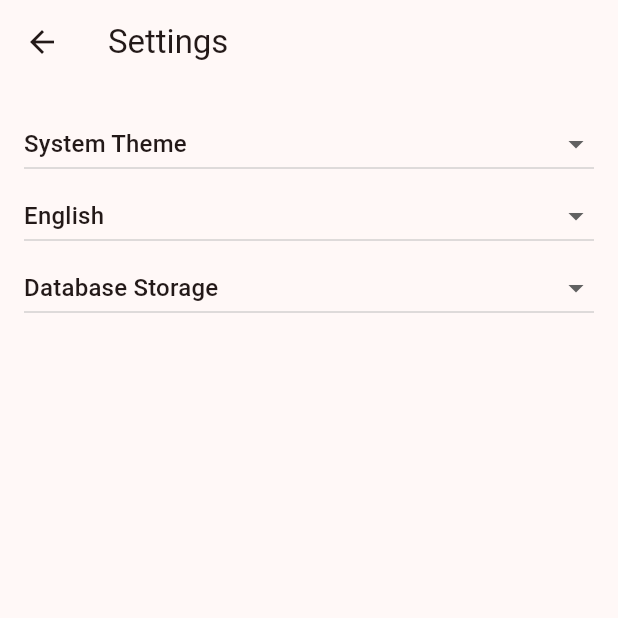
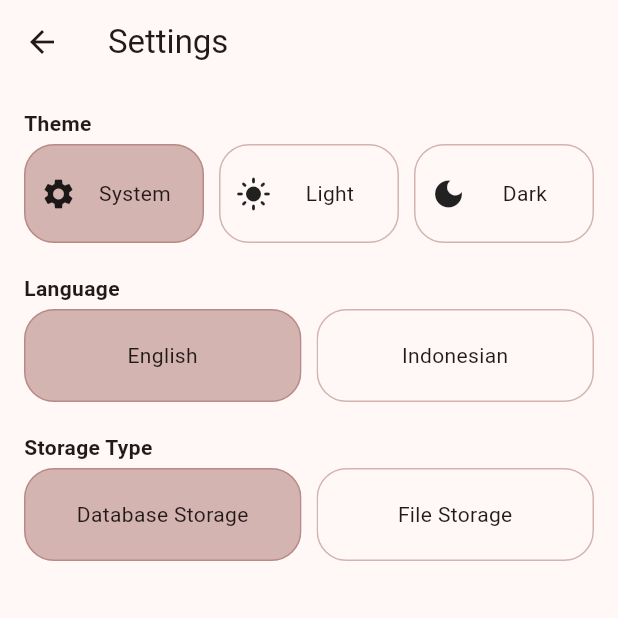
Before and after one commit to bintangbind9/visual_calculator, a Flutter app: the SettingsView screen opened by its route, on a phone screen of 412 x 824 dp, the top half of it. Run offline on Flutter 3.47's test engine with Material 3 defaults, Android fonts, the phone set to English and light mode, and no system bars; our stand-ins replace file_picker, flutter_bloc, get_it, go_router, image_picker, math_expressions and 2 more; missing offline and left inert: encrypt, google_mlkit_text_recognition; accounts and stored records are empty; generated files the repository leaves out were written again; statements that could not run were skipped.

Commit message:
Improve Setting View

```diff
--- a/lib/src/localization/app_en.arb
+++ b/lib/src/localization/app_en.arb
@@ -4,8 +4,11 @@
     "description": "The title of the application"
   },
   "settings": "Settings",
+  "system": "System",
   "systemTheme": "System Theme",
+  "light": "Light",
   "lightTheme": "Light Theme",
+  "dark": "Dark",
   "darkTheme": "Dark Theme",
   "english": "English",
   "indonesian": "Indonesian",
@@ -22,6 +25,8 @@
   "storageType": "Storage Type",
   "databaseStorage": "Database Storage",
   "fileStorage": "File Storage",
+  "theme": "Theme",
+  "language": "Language",
   "couldNotCreateCalculationHistory": "Could Not Add Calculation History.",
   "couldNotGetCalculationHistory": "Could Not Get Calculation History.",
   "couldNotGetAllCalculationHistory": "Could Not Get All Calculation Histories.",
--- a/lib/src/localization/app_id.arb
+++ b/lib/src/localization/app_id.arb
@@ -4,8 +4,11 @@
     "description": "The title of the application"
   },
   "settings": "Pengaturan",
+  "system": "Sistem",
   "systemTheme": "Tema Sistem",
+  "light": "Terang",
   "lightTheme": "Tema Terang",
+  "dark": "Gelap",
   "darkTheme": "Tema Gelap",
   "english": "Inggris",
   "indonesian": "Bahasa Indonesia",
@@ -22,6 +25,8 @@
   "storageType": "Tipe Penyimpanan",
   "databaseStorage": "Penyimpanan Basis Data",
   "fileStorage": "Penyimpanan Berkas",
+  "theme": "Tema",
+  "language": "Bahasa",
   "couldNotCreateCalculationHistory": "Tidak bisa menambahkan riwayat perhitungan.",
   "couldNotGetCalculationHistory": "Tidak bisa mendapatkan riwayat perhitungan.",
   "couldNotGetAllCalculationHistory": "Tidak bisa mendapatkan semua riwayat perhitungan.",
--- a/lib/src/presentation/view/home/home_view.dart
+++ b/lib/src/presentation/view/home/home_view.dart
@@ -206,7 +206,7 @@ class HomeView extends StatelessWidget {
 
       GetIt.I<LoadingScreen>().show(
         context: context,
-        text: context.local.loading,
+        text: context.local.calculating,
       );
 
       text = await scanText(xFile);
--- a/lib/src/presentation/view/settings/settings_view.dart
+++ b/lib/src/presentation/view/settings/settings_view.dart
@@ -13,6 +13,8 @@ import '../../bloc/calculation_history/calculation_history_bloc.dart';
 import '../../bloc/locale/locale_bloc.dart';
 import '../../bloc/storage_type/storage_type_bloc.dart';
 import '../../bloc/theme_mode/theme_mode_bloc.dart';
+import '../../widget/custom_option_item.dart';
+import '../../widget/general_section.dart';
 
 class SettingsView extends StatelessWidget {
   const SettingsView({super.key});
@@ -30,80 +32,173 @@ class SettingsView extends StatelessWidget {
           mainAxisAlignment: MainAxisAlignment.center,
           crossAxisAlignment: CrossAxisAlignment.center,
           children: [
-            BlocBuilder<ThemeModeBloc, ThemeMode>(
+            GeneralSection(
+              name: context.local.theme,
+              content: BlocBuilder<ThemeModeBloc, ThemeMode>(
                 builder: (context, themeMode) {
-                return DropdownButton<ThemeMode>(
-                  isExpanded: true,
-                  value: themeMode,
-                  onChanged: (newThemeMode) async {
-                    if (newThemeMode == null) return;
-                    if (themeMode == newThemeMode) return;
+                  return Row(
+                    mainAxisAlignment: MainAxisAlignment.spaceAround,
+                    children: [
+                      Expanded(
+                        child: CustomOptionItem(
+                          isTextExpanded: true,
+                          text: context.local.system,
+                          icon: Icons.settings,
+                          isSelected: themeMode == ThemeMode.system,
+                          onTap: () async {
+                            if (themeMode == ThemeMode.system) return;
+                            await updateThemeMode(context, ThemeMode.system);
+                          },
+                        ),
+                      ),
+                      const SizedBox(width: 10),
+                      Expanded(
+                        child: CustomOptionItem(
+                          isTextExpanded: true,
+                          text: context.local.light,
+                          icon: Icons.light_mode,
+                          isSelected: themeMode == ThemeMode.light,
+                          onTap: () async {
+                            if (themeMode == ThemeMode.light) return;
+                            await updateThemeMode(context, ThemeMode.light);
+                          },
+                        ),
+                      ),
+                      const SizedBox(width: 10),
+                      Expanded(
+                        child: CustomOptionItem(
+                          isTextExpanded: true,
+                          text: context.local.dark,
+                          icon: Icons.dark_mode,
+                          isSelected: themeMode == ThemeMode.dark,
+                          onTap: () async {
+                            if (themeMode == ThemeMode.dark) return;
+                            await updateThemeMode(context, ThemeMode.dark);
+                          },
+                        ),
+                      ),
+                    ],
+                  );
+                },
+              ),
+            ),
+            const SizedBox(height: 20),
+            GeneralSection(
+              name: context.local.language,
+              content: BlocBuilder<LocaleBloc, Locale>(
+                builder: (context, locale) {
+                  return Row(
+                    mainAxisAlignment: MainAxisAlignment.spaceAround,
+                    children: [
+                      Expanded(
+                        child: CustomOptionItem(
+                          isTextExpanded: true,
+                          text: context.local.english,
+                          isSelected: locale.languageCode == 'en',
+                          onTap: () async {
+                            if (locale.languageCode == 'en') return;
+                            await updateLocale(context, const Locale('en'));
+                          },
+                        ),
+                      ),
+                      const SizedBox(width: 10),
+                      Expanded(
+                        child: CustomOptionItem(
+                          isTextExpanded: true,
+                          text: context.local.indonesian,
+                          isSelected: locale.languageCode == 'id',
+                          onTap: () async {
+                            if (locale.languageCode == 'id') return;
+                            await updateLocale(context, const Locale('id'));
+                          },
+                        ),
+                      ),
+                    ],
+                  );
+                },
+              ),
+            ),
+            const SizedBox(height: 20),
+            GeneralSection(
+              name: context.local.storageType,
+              content: BlocBuilder<StorageTypeBloc, StorageType>(
+                builder: (context, storageType) {
+                  return Row(
+                    mainAxisAlignment: MainAxisAlignment.spaceAround,
+                    children: [
+                      Expanded(
+                        child: CustomOptionItem(
+                          isTextExpanded: true,
+                          text: context.local.databaseStorage,
+                          isSelected: storageType == StorageType.database,
+                          onTap: () async {
+                            if (storageType == StorageType.database) return;
+                            await updateStorageType(
+                              context,
+                              StorageType.database,
+                            );
+                          },
+                        ),
+                      ),
+                      const SizedBox(width: 10),
+                      Expanded(
+                        child: CustomOptionItem(
+                          isTextExpanded: true,
+                          text: context.local.fileStorage,
+                          isSelected: storageType == StorageType.file,
+                          onTap: () async {
+                            if (storageType == StorageType.file) return;
+                            await updateStorageType(context, StorageType.file);
+                          },
+                        ),
+                      ),
+                    ],
+                  );
+                },
+              ),
+            ),
+          ],
+        ),
+      ),
+    );
+  }
+
+  void setCalculationHistories(
+    BuildContext context,
+    List<CalculationHistory> calculationHistories,
+  ) {
     context
-                        .read<ThemeModeBloc>()
-                        .add(UpdateThemeMode(themeMode: newThemeMode));
+        .read<CalculationHistoryBloc>()
+        .add(SetCalculationHistory(calculationHistories: calculationHistories));
+  }
+
+  Future<void> updateThemeMode(
+    BuildContext context,
+    ThemeMode newThemeMode,
+  ) async {
+    context.read<ThemeModeBloc>().add(UpdateThemeMode(themeMode: newThemeMode));
 
     final prefs = await SharedPreferences.getInstance();
     await prefs.setString(
       AppConstant.sharedPreferencesThemeMode,
       newThemeMode.name,
     );
-                  },
-                  items: [
-                    DropdownMenuItem(
-                      value: ThemeMode.system,
-                      child: Text(context.local.systemTheme),
-                    ),
-                    DropdownMenuItem(
-                      value: ThemeMode.light,
-                      child: Text(context.local.lightTheme),
-                    ),
-                    DropdownMenuItem(
-                      value: ThemeMode.dark,
-                      child: Text(context.local.darkTheme),
-                    )
-                  ],
-                );
-              },
-            ),
-            BlocBuilder<LocaleBloc, Locale>(
-              builder: (context, locale) {
-                return DropdownButton<Locale>(
-                  isExpanded: true,
-                  value: locale,
-                  onChanged: (newLocale) async {
-                    if (newLocale == null) return;
-                    if (locale.languageCode == newLocale.languageCode) return;
-                    context
-                        .read<LocaleBloc>()
-                        .add(UpdateLocale(locale: newLocale));
+  }
+
+  Future<void> updateLocale(BuildContext context, Locale newLocale) async {
+    context.read<LocaleBloc>().add(UpdateLocale(locale: newLocale));
 
     final prefs = await SharedPreferences.getInstance();
     await prefs.setString(
       AppConstant.sharedPreferencesLanguageCode,
       newLocale.languageCode,
     );
-                  },
-                  items: [
-                    DropdownMenuItem(
-                      value: const Locale('en'),
-                      child: Text(context.local.english),
-                    ),
-                    DropdownMenuItem(
-                      value: const Locale('in'),
-                      child: Text(context.local.indonesian),
-                    ),
-                  ],
-                );
-              },
-            ),
-            BlocBuilder<StorageTypeBloc, StorageType>(
-              builder: (context, storageType) {
-                return DropdownButton<StorageType>(
-                  isExpanded: true,
-                  value: storageType,
-                  onChanged: (newStorageType) async {
-                    if (newStorageType == null) return;
-                    if (storageType == newStorageType) return;
+  }
+
+  Future<void> updateStorageType(
+    BuildContext context,
+    StorageType newStorageType,
+  ) async {
     context
         .read<StorageTypeBloc>()
         .add(UpdateStorageType(storageType: newStorageType));
@@ -130,35 +225,7 @@ class SettingsView extends StatelessWidget {
     final calculationHistories =
         await getAllCalculationHistoryUseCase.call(null);
     if (context.mounted) {
-                      setCalculationHistories(
-                          context, calculationHistories.toList());
-                    }
-                  },
-                  items: [
-                    DropdownMenuItem(
-                      value: StorageType.database,
-                      child: Text(context.local.databaseStorage),
-                    ),
-                    DropdownMenuItem(
-                      value: StorageType.file,
-                      child: Text(context.local.fileStorage),
-                    ),
-                  ],
-                );
-              },
-            ),
-          ],
-        ),
-      ),
-    );
-  }
-
-  void setCalculationHistories(
-    BuildContext context,
-    List<CalculationHistory> calculationHistories,
-  ) {
-    context
-        .read<CalculationHistoryBloc>()
-        .add(SetCalculationHistory(calculationHistories: calculationHistories));
+      setCalculationHistories(context, calculationHistories.toList());
     }
   }
+}
--- /dev/null
+++ b/lib/src/presentation/widget/custom_option_item.dart
@@ -0,0 +1,61 @@
+import 'package:flutter/material.dart';
+
+class CustomOptionItem extends StatelessWidget {
+  final String text;
+  final IconData? icon;
+  final bool isSelected;
+  final void Function()? onTap;
+  final bool isTextExpanded;
+
+  const CustomOptionItem({
+    super.key,
+    required this.text,
+    this.icon,
+    this.isSelected = false,
+    this.onTap,
+    this.isTextExpanded = false,
+  });
+
+  @override
+  Widget build(BuildContext context) {
+    return Material(
+      type: MaterialType.transparency,
+      child: InkWell(
+        onTap: onTap,
+        borderRadius: BorderRadius.circular(20),
+        child: Ink(
+          padding: const EdgeInsets.symmetric(
+            horizontal: 10,
+            vertical: 20,
+          ),
+          decoration: BoxDecoration(
+            color: isSelected
+                ? Theme.of(context).colorScheme.primary.withAlpha(100)
+                : Theme.of(context).cardColor,
+            border: Border.all(
+              width: 1,
+              color: Theme.of(context).colorScheme.primary.withAlpha(100),
+            ),
+            borderRadius: BorderRadius.circular(20),
+          ),
+          child: Row(
+            mainAxisAlignment: MainAxisAlignment.center,
+            children: [
+              icon != null ? Icon(icon) : const SizedBox(),
+              icon != null ? const SizedBox(width: 4) : const SizedBox(),
+              if (isTextExpanded) Expanded(child: buildText()) else buildText(),
+            ],
+          ),
+        ),
+      ),
+    );
+  }
+
+  Text buildText() {
+    return Text(
+      text,
+      textAlign: TextAlign.center,
+      overflow: TextOverflow.ellipsis,
+    );
+  }
+}
--- /dev/null
+++ b/lib/src/presentation/widget/general_section.dart
@@ -0,0 +1,71 @@
+import 'package:flutter/material.dart';
+
+class GeneralSection extends StatelessWidget {
+  final IconData? icon;
+  final IconData? suffixIcon;
+  final void Function()? suffixIconOnTap;
+  final String name;
+  final Widget content;
+  final double gap;
+
+  const GeneralSection({
+    super.key,
+    this.icon,
+    this.suffixIcon,
+    this.suffixIconOnTap,
+    required this.name,
+    required this.content,
+    this.gap = 4.0,
+  });
+
+  @override
+  Widget build(BuildContext context) {
+    return Row(
+      crossAxisAlignment: CrossAxisAlignment.start,
+      children: [
+        if (icon != null)
+          Column(
+            children: [
+              const SizedBox(height: 2),
+              Icon(
+                icon,
+                size: 16,
+              ),
+            ],
+          ),
+        if (icon != null) SizedBox(width: gap),
+        Expanded(
+          child: Column(
+            crossAxisAlignment: CrossAxisAlignment.start,
+            children: [
+              Row(
+                children: [
+                  Expanded(
+                    child: Text(
+                      name,
+                      style: const TextStyle(
+                        fontWeight: FontWeight.bold,
+                      ),
+                      overflow: TextOverflow.ellipsis,
+                    ),
+                  ),
+                  if (suffixIcon != null) SizedBox(width: gap),
+                  if (suffixIcon != null)
+                    GestureDetector(
+                      onTap: suffixIconOnTap,
+                      child: Icon(
+                        suffixIcon,
+                        size: 16,
+                      ),
+                    ),
+                ],
+              ),
+              SizedBox(height: gap),
+              content,
+            ],
+          ),
+        ),
+      ],
+    );
+  }
+}
```
Lines whose indentation alone changed are shown as unchanged.
